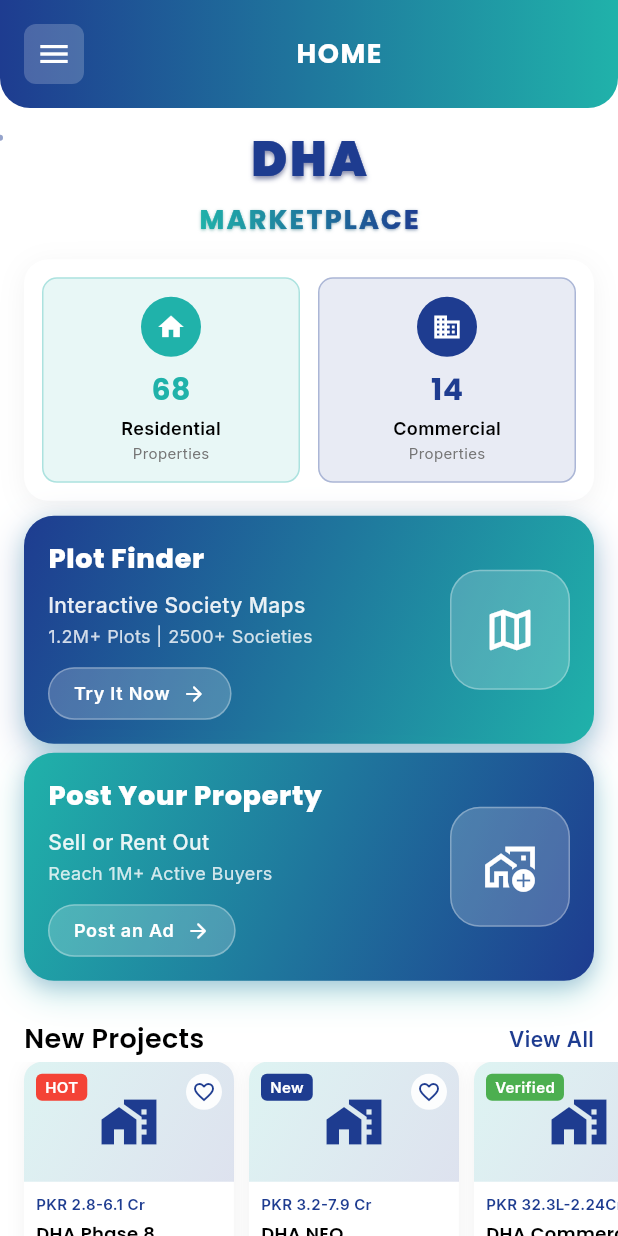
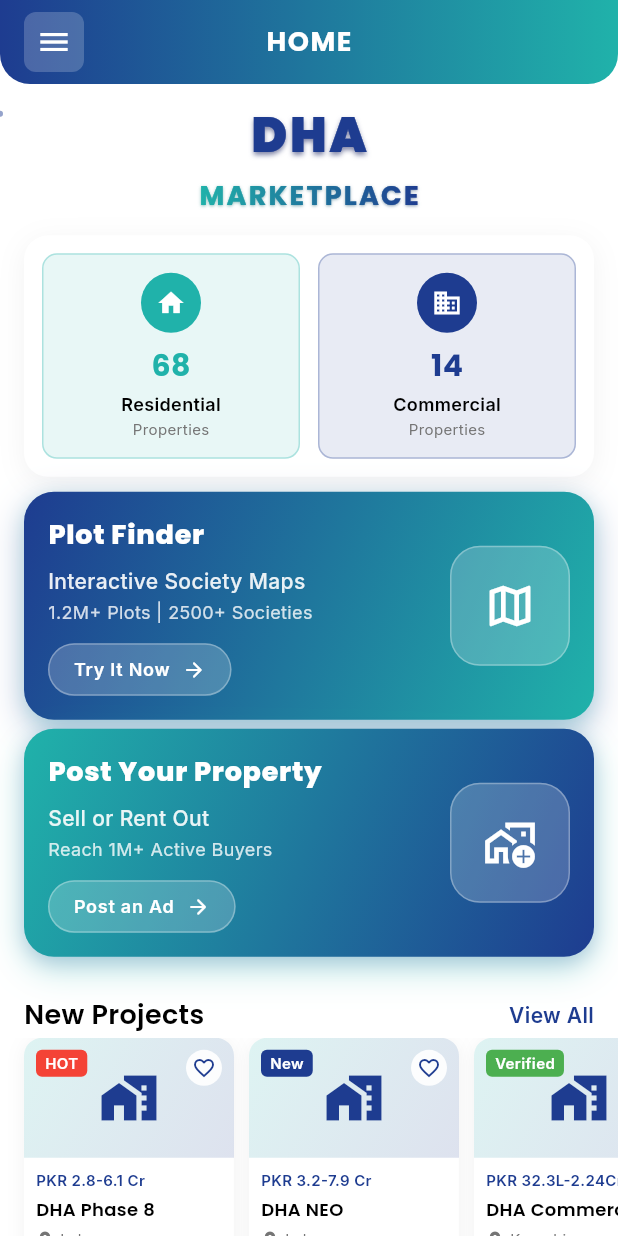
Before and after one commit to Nazare-imam38/DHA_App, a Flutter app: the HomeScreen screen opened directly, on a phone screen of 412 x 824 dp. Run offline on Flutter 3.47's test engine with Material 3 defaults, Android fonts, the phone set to English and light mode, and no system bars; our stand-ins replace flutter_map, geolocator, google_fonts, latlong2, permission_handler, photo_view and 1 more; accounts and stored records are empty.

```diff
--- a/lib/ui/screens/home/home_screen.dart
+++ b/lib/ui/screens/home/home_screen.dart
@@ -342,12 +342,36 @@ class _HomeScreenState extends State<HomeScreen>
                 ),
               ),
               child: SafeArea(
-              child: Padding(
-                padding: const EdgeInsets.all(16),
-                  child: Row(
+                child: Container(
+                  height: 56, // Fixed height for consistent centering
+                  child: Stack(
                     children: [
-                      // Menu button
-                      GestureDetector(
+                      // Perfectly centered title using absolute positioning
+                      Positioned(
+                        left: 0,
+                        right: 0,
+                        top: 0,
+                        bottom: 0,
+                        child: Center(
+                          child: Text(
+                            l10n.home,
+                            style: TextStyle(
+                              fontFamily: 'Poppins',
+                              fontSize: 18,
+                              fontWeight: FontWeight.w700,
+                              color: Colors.white,
+                              letterSpacing: 1,
+                            ),
+                          ),
+                        ),
+                      ),
+                      // Menu button positioned on the left
+                      Positioned(
+                        left: 16,
+                        top: 0,
+                        bottom: 0,
+                        child: Center(
+                          child: GestureDetector(
                             onTap: () {
                               _scaffoldKey.currentState?.openDrawer();
                             },
@@ -364,19 +388,8 @@ class _HomeScreenState extends State<HomeScreen>
                               ),
                             ),
                           ),
-                                const Spacer(),
-                      // App title
-                                        Text(
-                        l10n.home,
-                                          style: TextStyle(
-                          fontFamily: 'Poppins',
-                          fontSize: 18,
-                          fontWeight: FontWeight.w700,
-                          color: Colors.white,
-                          letterSpacing: 1,
                         ),
                       ),
-                                      const Spacer(),
                     ],
                   ),
                 ),
```
Lines whose indentation alone changed are shown as unchanged.
